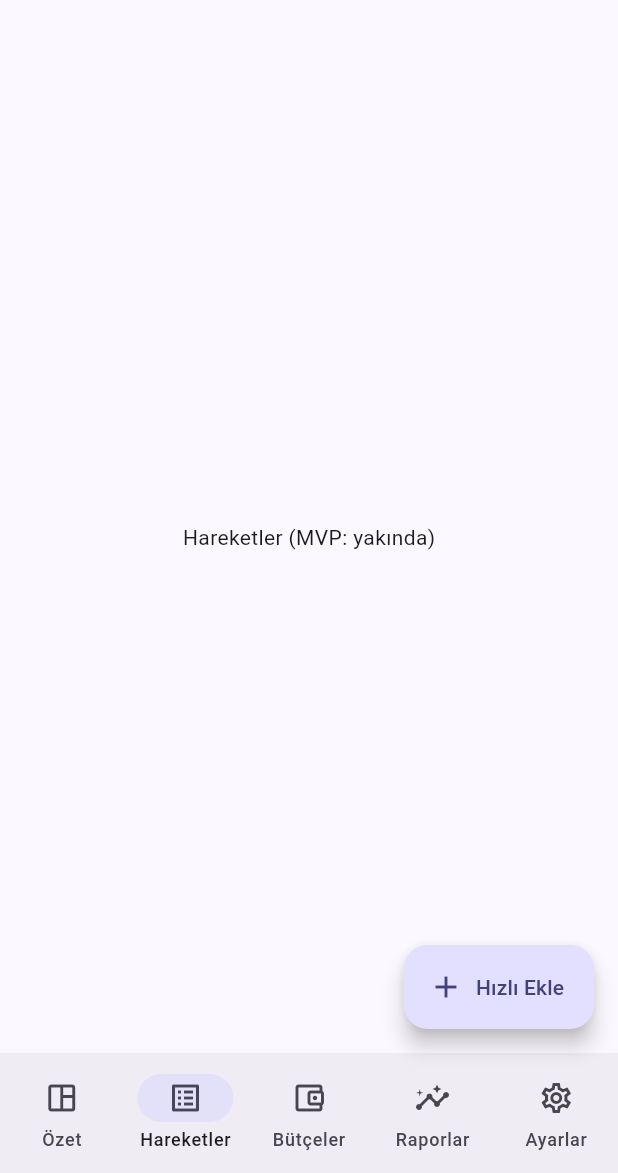
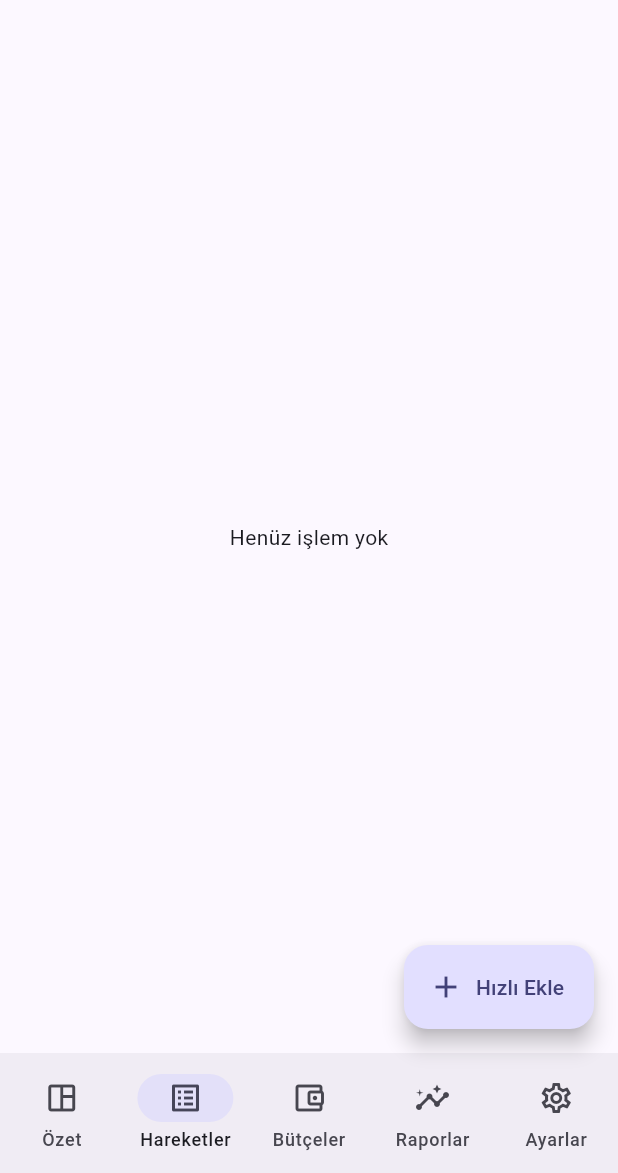
Before and after one commit to dozmen23/butcem, a Flutter app: the screen it shows after launch, item 2 of the bottom bar chosen, on a phone screen of 412 x 824 dp, the part 63-1236 px from its top. Run offline on Flutter 3.47's test engine with Material 3 defaults, Android fonts, the phone set to English and light mode, and no system bars; our stand-ins replace flutter_riverpod, go_router, isar; accounts and stored records are empty; generated files the repository leaves out were written again.

Commit message:
feat: Hızlı Ekle Isar entegrasyonu

```diff
--- /dev/null
+++ b/lib/data/models/transaction_model.dart
@@ -0,0 +1,37 @@
+import 'package:isar/isar.dart';
+
+part 'transaction_model.g.dart';
+
+@collection
+class TransactionModel {
+  Id id = Isar.autoIncrement;
+
+  /// kuruş cinsinden (ör: 350,00₺ => 35000)
+  int amountCents;
+
+  /// "Market", "Ulaşım" vb.
+  String category;
+
+  /// "Kart", "Nakit", "Banka"
+  String wallet;
+
+  /// gelir/ gider (şimdilik gider varsayıyoruz; istersen enum ekleriz)
+  @Index()
+  bool isIncome;
+
+  /// oluşturulma zamanı
+  @Index()
+  DateTime createdAt;
+
+  /// opsiyonel not
+  String? note;
+
+  TransactionModel({
+    required this.amountCents,
+    required this.category,
+    required this.wallet,
+    this.isIncome = false,
+    DateTime? createdAt,
+    this.note,
+  }) : createdAt = createdAt ?? DateTime.now();
+}
--- /dev/null
+++ b/lib/data/repositories/transaction_repo.dart
@@ -0,0 +1,22 @@
+import 'package:flutter_riverpod/flutter_riverpod.dart';
+import '../isar_service.dart';
+import '../models/transaction_model.dart';
+
+/// DI: IsarService sağlayıcısı
+final isarServiceProvider = Provider<IsarService>((ref) {
+  throw UnimplementedError('IsarService henüz override edilmedi.');
+});
+
+/// Liste akışı
+final transactionsStreamProvider =
+    StreamProvider.autoDispose<List<TransactionModel>>((ref) {
+  final db = ref.watch(isarServiceProvider);
+  return db.watchTransactionsDesc();
+});
+
+/// Ekleme için kolaylaştırıcı
+final addTransactionProvider =
+    Provider<Future<void> Function(TransactionModel)>((ref) {
+  final db = ref.watch(isarServiceProvider);
+  return (tx) => db.addTransaction(tx);
+});
--- a/lib/features/transactions/transactions_page.dart
+++ b/lib/features/transactions/transactions_page.dart
@@ -1,10 +1,46 @@
 import 'package:flutter/material.dart';
+import 'package:flutter_riverpod/flutter_riverpod.dart';
+import '../../data/repositories/transaction_repo.dart';
+import '../../data/models/transaction_model.dart';
+import 'package:intl/intl.dart';
 
-class TransactionsPage extends StatelessWidget {
+class TransactionsPage extends ConsumerWidget {
   const TransactionsPage({super.key});
 
   @override
-  Widget build(BuildContext context) {
-    return const Center(child: Text('Hareketler (MVP: yakında)'));
+  Widget build(BuildContext context, WidgetRef ref) {
+    final asyncList = ref.watch(transactionsStreamProvider);
+    final f = NumberFormat.currency(locale: 'tr_TR', symbol: '₺');
+
+    return asyncList.when(
+      data: (items) {
+        if (items.isEmpty) {
+          return const Center(child: Text('Henüz işlem yok'));
+        }
+        return ListView.separated(
+          padding: const EdgeInsets.all(8),
+          itemCount: items.length,
+          separatorBuilder: (_, __) => const SizedBox(height: 6),
+          itemBuilder: (context, i) {
+            final tx = items[i];
+            final amount = tx.amountCents / 100.0;
+            return ListTile(
+              leading: Icon(tx.isIncome ? Icons.arrow_downward : Icons.arrow_upward),
+              title: Text('${tx.category} • ${tx.wallet}'),
+              subtitle: Text(DateFormat('d MMM yyyy HH:mm', 'tr_TR').format(tx.createdAt)),
+              trailing: Text(
+                f.format(amount),
+                style: TextStyle(
+                  color: tx.isIncome ? Colors.green : Theme.of(context).colorScheme.error,
+                  fontWeight: FontWeight.w600,
+                ),
+              ),
+            );
+          },
+        );
+      },
+      loading: () => const Center(child: CircularProgressIndicator()),
+      error: (e, st) => Center(child: Text('Hata: $e')),
+    );
   }
 }
--- a/pubspec.yaml
+++ b/pubspec.yaml
@@ -37,6 +37,9 @@ dependencies:
   flutter_riverpod: ^2.6.1
   go_router: ^16.2.0
   intl: ^0.20.2
+  isar: ^3.1.0+1
+  isar_flutter_libs: ^3.1.0+1
+  path_provider: ^2.1.5
 
 dev_dependencies:
   flutter_test:
@@ -48,6 +51,8 @@ dev_dependencies:
   # package. See that file for information about deactivating specific lint
   # rules and activating additional ones.
   flutter_lints: ^5.0.0
+  isar_generator: ^3.1.0+1
+  build_runner: ^2.4.13
 
 # For information on the generic Dart part of this file, see the
 # following page: https://dart.dev/tools/pub/pubspec
```
Also changed, not shown: lib/data/isar_service.dart (added, +33 -0 lines), lib/features/home/home_screen.dart (+73 -17 lines), lib/main.dart (+16 -2 lines), pubspec.lock, 5 other files.
